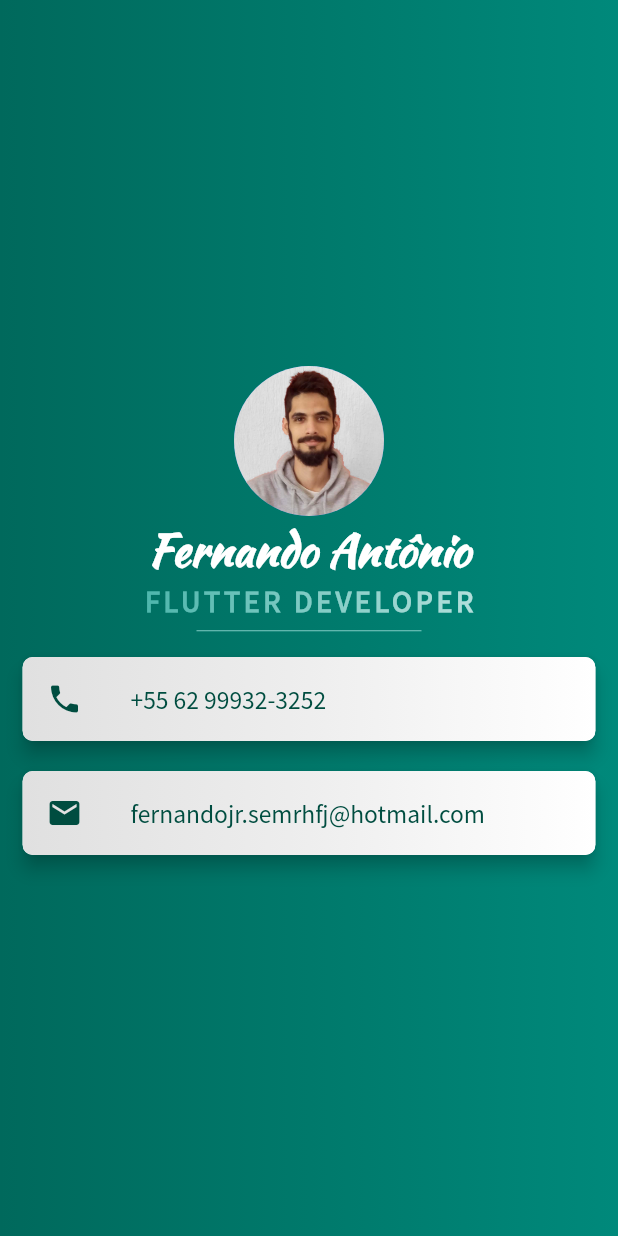
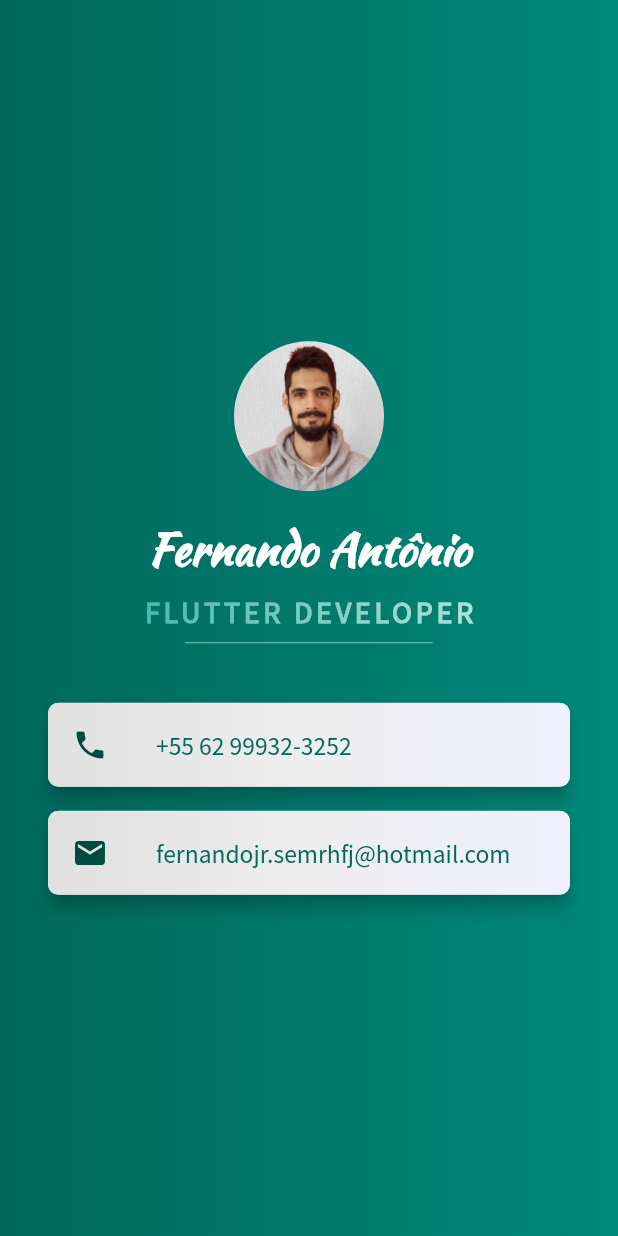
Before and after one commit to FernandoAntonio/my_business_card_03, a Flutter app: the screen it shows after launch, after a tap on "+55 62 99932-3252", on a phone screen of 412 x 824 dp. Run offline on Flutter 3.47's test engine with Material 2 defaults, Android fonts, the phone set to English and light mode, and no system bars; drawn by our look-alikes of gradient_widgets; missing offline and left inert: whatsapp_unilink.

Commit message:
Fixed dimensions to be always a multiple of 8. More spacing. Organized constants
Signed-off-by: Fernando Antonio <30207066+fernandoantonio@users.noreply.github.com>

```diff
--- /dev/null
+++ b/lib/constants.dart
@@ -0,0 +1,14 @@
+import 'package:flutter/material.dart';
+
+const Color kTeal800 = Color(0xFF00695C);
+const Color kTeal700 = Color(0xFF00796B);
+const Color kTeal600 = Color(0xFF00897B);
+const Color kTeal300 = Color(0xFF4DB6AC);
+const Color kTeal200 = Color(0xFF80CBC4);
+const Color kTeal100 = Color(0xFFB2DFDB);
+const Color kGrey300 = Color(0xFFE0E0E0);
+const Color kGrey200 = Color(0xFFEEEEEE);
+const Color kWhite = Color(0xFFF0F0FF);
+
+const String kMobileNumber = '+55 62 99932-3252';
+const String kEmail = 'fernandojr.semrhfj@hotmail.com';
--- a/lib/menu_card_widget.dart
+++ b/lib/menu_card_widget.dart
@@ -1,5 +1,6 @@
 import 'package:flutter/material.dart';
 import 'package:gradient_widgets/gradient_widgets.dart';
+import 'package:mi_card/constants.dart';
 
 class MenuCard extends StatelessWidget {
   MenuCard({
@@ -17,9 +18,8 @@ class MenuCard extends StatelessWidget {
     return GestureDetector(
       onTap: onPressed != null ? onPressed : () {},
       child: GradientCard(
-        gradient:
-            LinearGradient(colors: [Colors.grey[300], Colors.grey[200], Colors.white]),
-        margin: EdgeInsets.symmetric(vertical: 10.0, horizontal: 15.0),
+        gradient: LinearGradient(colors: [kGrey300, kGrey200, kWhite]),
+        margin: EdgeInsets.symmetric(horizontal: 32.0),
         shape: RoundedRectangleBorder(borderRadius: BorderRadius.circular(7.0)),
         elevation: 5.0,
         child: ListTile(
@@ -27,7 +27,7 @@ class MenuCard extends StatelessWidget {
           title: Text(
             title,
             style: TextStyle(
-                fontFamily: 'SourceSansPro', color: Colors.teal[900], fontSize: 17.0),
+                fontFamily: 'SourceSansPro', color: kTeal800, fontSize: 17.0),
           ),
         ),
       ),
--- a/lib/my_business_card_screen.dart
+++ b/lib/my_business_card_screen.dart
@@ -1,13 +1,17 @@
 import 'package:flutter/material.dart';
 import 'package:gradient_widgets/gradient_widgets.dart';
+import 'package:mi_card/constants.dart';
 import 'package:url_launcher/url_launcher.dart';
+import 'package:whatsapp_unilink/whatsapp_unilink.dart';
 
 import 'menu_card_widget.dart';
 
 class MyBusinessCardScreen extends StatelessWidget {
-  _launchTelephoneNumber(String number) async {
-    final String telephoneNumber = Uri(scheme: 'tel', path: number).toString();
-    await launch(telephoneNumber);
+  _launchWhatsapp(String number) async {
+    final String wpp = WhatsAppUnilink(
+            phoneNumber: number, text: 'Olá, vi seu perfil no LinkedIn/GitHub')
+        .toString();
+    await launch(wpp);
   }
 
   _launchEmail(String email) async {
@@ -24,7 +28,7 @@ class MyBusinessCardScreen extends StatelessWidget {
           height: double.infinity,
           decoration: BoxDecoration(
             gradient: LinearGradient(
-              colors: [Colors.teal[800], Colors.teal[700], Colors.teal[600]],
+              colors: [kTeal800, kTeal700, kTeal600],
             ),
           ),
           child: Column(
@@ -34,6 +38,7 @@ class MyBusinessCardScreen extends StatelessWidget {
                 backgroundImage: AssetImage('images/me.jpg'),
                 radius: 50.0,
               ),
+              SizedBox(height: 16.0),
               Text(
                 'Fernando Antônio',
                 style: TextStyle(
@@ -43,14 +48,11 @@ class MyBusinessCardScreen extends StatelessWidget {
                   fontWeight: FontWeight.bold,
                 ),
               ),
+              SizedBox(height: 8.0),
               GradientText(
                 'FLUTTER DEVELOPER',
                 gradient: LinearGradient(
-                  colors: [
-                    Colors.teal[300],
-                    Colors.teal[200],
-                    Colors.teal[100]
-                  ],
+                  colors: [kTeal300, kTeal200, kTeal100],
                 ),
                 style: TextStyle(
                   fontFamily: 'SourceSansPro',
@@ -60,20 +62,24 @@ class MyBusinessCardScreen extends StatelessWidget {
                 ),
               ),
               SizedBox(
-                  height: 15.0,
-                  width: 150.0,
-                  child: Divider(
-                    color: Colors.teal[200],
-                  )),
+                height: 16.0,
+                width: MediaQuery
+                    .of(context)
+                    .size
+                    .width * 0.4,
+                child: Divider(color: kTeal200),
+              ),
+              SizedBox(height: 32.0),
               MenuCard(
-                title: '+55 62 99932-3252',
+                title: kMobileNumber,
                 iconData: Icons.phone,
-                onPressed: () => _launchTelephoneNumber('+5562999323252'),
+                onPressed: () => _launchWhatsapp(kMobileNumber),
               ),
+              SizedBox(height: 16.0),
               MenuCard(
-                title: 'fernandojr.semrhfj@hotmail.com',
+                title: kEmail,
                 iconData: Icons.email,
-                onPressed: () => _launchEmail('fernandojr.semrhfj@hotmail.com'),
+                onPressed: () => _launchEmail(kEmail),
               ),
             ],
           ),
--- a/pubspec.yaml
+++ b/pubspec.yaml
@@ -11,6 +11,7 @@ dependencies:
   cupertino_icons: ^0.1.2
   gradient_widgets: ^0.5.0
   url_launcher: ^5.7.6
+  whatsapp_unilink: 1.0.0+1
 
 dev_dependencies:
   flutter_test:
```
Also changed, not shown: pubspec.lock.
